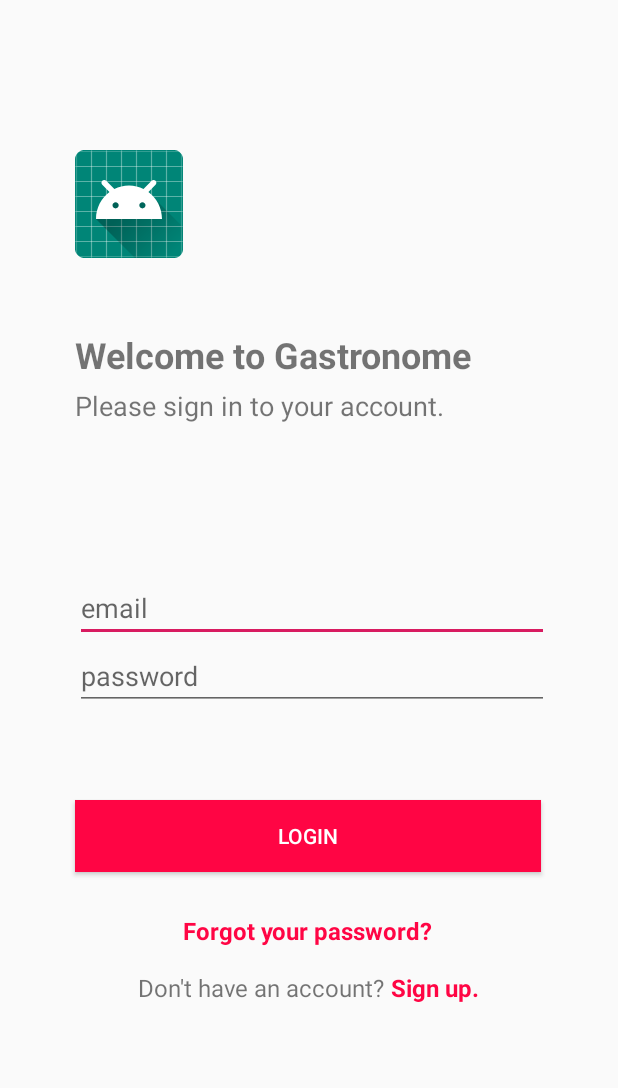
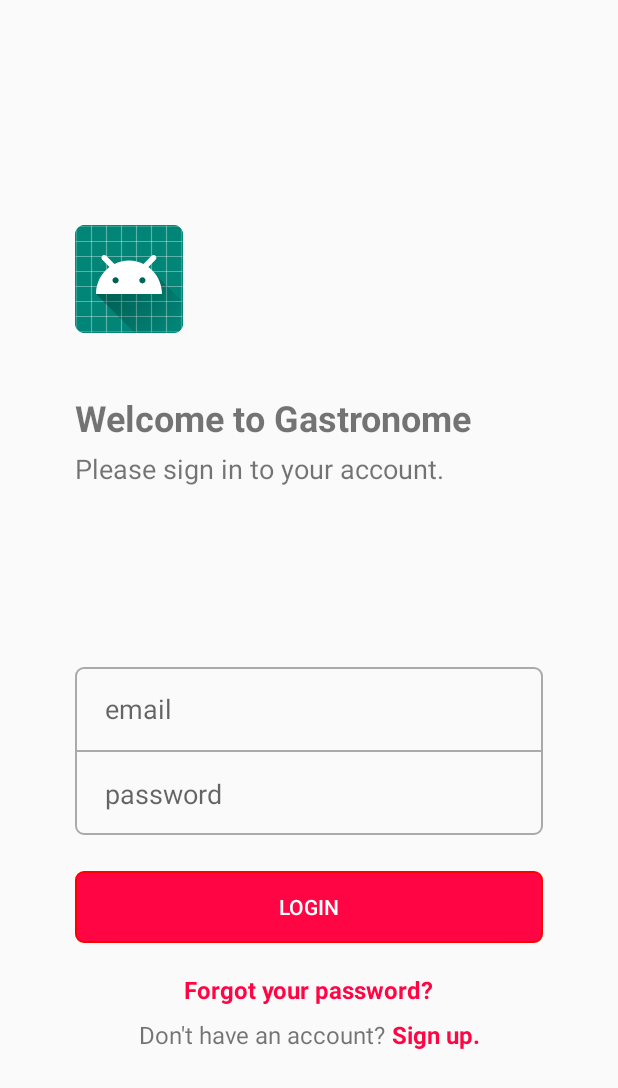
Before and after one commit to gastronomecc/gastronome-app, an Android app: the layout activity_login.xml on its own in the app's theme, with its tools: preview values and no code run, on a phone screen of 412 x 824 dp. Shown: the top 1088 px of the screen. Run offline under Robolectric (Android 15) with nearby library versions, the phone set to English and light mode, and no system bars.

Commit message:
Completed login UI structure, elements and alignment. Need the logo and background to fully completed the login page.

```diff
--- a/app/src/main/AndroidManifest.xml
+++ b/app/src/main/AndroidManifest.xml
@@ -1,6 +1,5 @@
 <?xml version="1.0" encoding="utf-8"?>
-<manifest xmlns:android="http://schemas.android.com/apk/res/android"
-    package="com.kevintoh0305gmail.gastronome">
+<manifest xmlns:android="http://schemas.android.com/apk/res/android" package="com.kevintoh0305gmail.gastronome">
 
     <application
         android:allowBackup="true"
@@ -9,7 +8,8 @@
         android:roundIcon="@mipmap/ic_launcher_round"
         android:supportsRtl="true"
         android:theme="@style/AppTheme">
-        <activity android:name=".MainActivity">
+        <activity android:name=".Login"
+            android:screenOrientation="portrait">
             <intent-filter>
                 <action android:name="android.intent.action.MAIN" />
 
--- a/app/src/main/java/com/kevintoh0305gmail/gastronome/MainActivity.java
+++ b/app/src/main/java/com/kevintoh0305gmail/gastronome/Login.java
@@ -2,12 +2,12 @@ package com.kevintoh0305gmail.gastronome;
 
 import android.support.v7.app.AppCompatActivity;
 import android.os.Bundle;
+import android.widget.TextView;
 
-public class MainActivity extends AppCompatActivity {
-
+public class Login extends AppCompatActivity {
     @Override
     protected void onCreate(Bundle savedInstanceState) {
         super.onCreate(savedInstanceState);
-        setContentView(R.layout.activity_main);
+        setContentView(R.layout.activity_login);
     }
 }
--- /dev/null
+++ b/app/src/main/res/drawable/peach_rounded_button.xml
@@ -0,0 +1,6 @@
+<?xml version="1.0" encoding="utf-8"?>
+<shape xmlns:android="http://schemas.android.com/apk/res/android" android:shape="rectangle">
+    <corners android:radius="5dp" />
+    <solid android:color="#ff0544" />
+    <stroke android:width="1dip" android:color="#ff0000"/>
+</shape>
--- a/app/src/main/res/drawable/shapes.xml
+++ /dev/null
@@ -1,7 +0,0 @@
-<?xml version="1.0" encoding="utf-8"?>
-<selector xmlns:android="http://schemas.android.com/apk/res/android">
-    <shape  android:shape="rectangle">
-        <solid android:color="@android:color/white" />
-        <stroke android:width="1dip" android:color="#4fa5d5"/>
-    </shape>
-</selector>
--- /dev/null
+++ b/app/src/main/res/drawable/white_rectangle.xml
@@ -0,0 +1,6 @@
+<?xml version="1.0" encoding="utf-8"?>
+<shape xmlns:android="http://schemas.android.com/apk/res/android" android:shape="rectangle">
+    <corners android:radius="5dp" />
+    <solid android:color="@android:color/transparent" />
+    <stroke android:width="1dip" android:color="@android:color/darker_gray"/>
+</shape>
--- a/app/src/main/res/layout/activity_main.xml
+++ b/app/src/main/res/layout/activity_login.xml
@@ -4,14 +4,15 @@
     xmlns:tools="http://schemas.android.com/tools"
     android:layout_width="match_parent"
     android:layout_height="match_parent"
-    tools:context=".MainActivity">
+    tools:context=".Login"
+    >
 
     <ImageView
         android:id="@+id/imageView"
         android:layout_width="wrap_content"
         android:layout_height="wrap_content"
         android:layout_marginStart="50dp"
-        android:layout_marginTop="100dp"
+        android:layout_marginTop="150dp"
         android:contentDescription="Gastronome logo"
         app:layout_constraintStart_toStartOf="parent"
         app:layout_constraintTop_toTopOf="parent"
@@ -21,7 +22,7 @@
         android:id="@+id/tvWelcomeSign"
         android:layout_width="wrap_content"
         android:layout_height="wrap_content"
-        android:layout_marginTop="48dp"
+        android:layout_marginTop="40dp"
         android:fontFamily="sans-serif"
         android:text="Welcome to Gastronome"
         android:textSize="24sp"
@@ -40,79 +41,88 @@
         app:layout_constraintStart_toStartOf="@+id/tvWelcomeSign"
         app:layout_constraintTop_toBottomOf="@+id/tvWelcomeSign" />
 
-    <TableLayout
-        android:id="@+id/tableLayout"
+    <LinearLayout
+        android:id="@+id/linearLayout"
         android:layout_width="0dp"
         android:layout_height="wrap_content"
-        android:layout_marginTop="100dp"
+        android:layout_marginStart="50dp"
+        android:layout_marginTop="120dp"
         android:layout_marginEnd="50dp"
+        android:background="@drawable/white_rectangle"
         android:orientation="vertical"
         app:layout_constraintEnd_toEndOf="parent"
-        app:layout_constraintStart_toStartOf="@+id/tvPleaseSignIn"
+        app:layout_constraintStart_toStartOf="parent"
         app:layout_constraintTop_toBottomOf="@+id/tvPleaseSignIn">
-
-        <TableRow
-            android:layout_width="match_parent"
-            android:layout_height="match_parent"
-            android:layout_weight="50">
 
         <EditText
             android:id="@+id/etUserEmail"
             android:layout_width="match_parent"
             android:layout_height="match_parent"
-                android:ems="15"
+            android:layout_marginLeft="20dp"
+            android:layout_marginTop="15dp"
+            android:layout_marginRight="20dp"
+            android:layout_marginBottom="15dp"
+            android:background="@android:color/transparent"
+            android:ems="10"
             android:hint="email"
             android:inputType="textWebEmailAddress"
-                android:textSize="18sp" />
-        </TableRow>
+            android:textSize="18sp"
+            tools:layout_editor_absoluteX="50dp"
+            tools:layout_editor_absoluteY="382dp" />
 
-        <TableRow
+        <View
             android:layout_width="match_parent"
-            android:layout_height="match_parent"
-            android:layout_weight="50">
+            android:layout_height="1dp"
+            android:background="@android:color/darker_gray" />
 
         <EditText
             android:id="@+id/etUserPassword"
             android:layout_width="match_parent"
             android:layout_height="match_parent"
-                android:ems="15"
+            android:layout_marginLeft="20dp"
+            android:layout_marginTop="15dp"
+            android:layout_marginRight="20dp"
+            android:layout_marginBottom="15dp"
+            android:background="@android:color/transparent"
+            android:ems="10"
             android:hint="password"
             android:inputType="textPassword"
-                android:textSize="18sp" />
-        </TableRow>
-    </TableLayout>
+            android:textSize="18sp"
+            tools:layout_editor_absoluteX="0dp"
+            tools:layout_editor_absoluteY="0dp" />
+
+    </LinearLayout>
 
     <Button
-        android:id="@+id/button"
+        android:id="@+id/btnLogin"
         android:layout_width="0dp"
         android:layout_height="wrap_content"
-        android:layout_marginTop="60dp"
-        android:layout_marginEnd="1dp"
-        android:background="#ff0544"
+        android:layout_marginTop="24dp"
+        android:background="@drawable/peach_rounded_button"
         android:text="Login"
         android:textColor="#ffffff"
-        app:layout_constraintEnd_toEndOf="@+id/tableLayout"
-        app:layout_constraintStart_toStartOf="@+id/tableLayout"
-        app:layout_constraintTop_toBottomOf="@+id/tableLayout" />
+        app:layout_constraintEnd_toEndOf="@+id/linearLayout"
+        app:layout_constraintStart_toStartOf="@+id/linearLayout"
+        app:layout_constraintTop_toBottomOf="@+id/linearLayout" />
 
     <TextView
         android:id="@+id/tvForgotPassword"
         android:layout_width="wrap_content"
         android:layout_height="wrap_content"
-        android:layout_marginTop="28dp"
+        android:layout_marginTop="20dp"
         android:text="Forgot your password?"
         android:textColor="#ff0544"
         android:textSize="16sp"
         android:textStyle="bold"
-        app:layout_constraintEnd_toEndOf="@+id/button"
-        app:layout_constraintStart_toStartOf="@+id/button"
-        app:layout_constraintTop_toBottomOf="@+id/button" />
+        app:layout_constraintEnd_toEndOf="@+id/btnLogin"
+        app:layout_constraintStart_toStartOf="@+id/btnLogin"
+        app:layout_constraintTop_toBottomOf="@+id/btnLogin" />
 
     <TextView
         android:id="@+id/tvNoAccount"
         android:layout_width="wrap_content"
         android:layout_height="wrap_content"
-        android:layout_marginTop="16dp"
+        android:layout_marginTop="8dp"
         android:text="Don't have an account?"
         android:textSize="16sp"
         app:layout_constraintEnd_toStartOf="@+id/tvPromptSignUp"
@@ -132,4 +142,14 @@
         app:layout_constraintEnd_toEndOf="@+id/tvForgotPassword"
         app:layout_constraintStart_toEndOf="@+id/tvNoAccount"
         app:layout_constraintTop_toTopOf="@+id/tvNoAccount" />
+
+    <LinearLayout
+        android:id="@+id/SafeArea"
+        android:layout_width="0dp"
+        android:layout_height="0dp"
+        android:orientation="vertical"
+        app:layout_constraintBottom_toBottomOf="parent"
+        app:layout_constraintEnd_toEndOf="parent"
+        app:layout_constraintStart_toStartOf="parent"
+        app:layout_constraintTop_toBottomOf="@+id/tvNoAccount"></LinearLayout>
 </android.support.constraint.ConstraintLayout>
--- a/app/src/main/res/values/styles.xml
+++ b/app/src/main/res/values/styles.xml
@@ -1,7 +1,7 @@
 <resources>
 
     <!-- Base application theme. -->
-    <style name="AppTheme" parent="Theme.AppCompat.Light.DarkActionBar">
+    <style name="AppTheme" parent="Theme.AppCompat.Light.NoActionBar">
         <!-- Customize your theme here. -->
         <item name="colorPrimary">@color/colorPrimary</item>
         <item name="colorPrimaryDark">@color/colorPrimaryDark</item>
```
Lines whose indentation alone changed are shown as unchanged.
